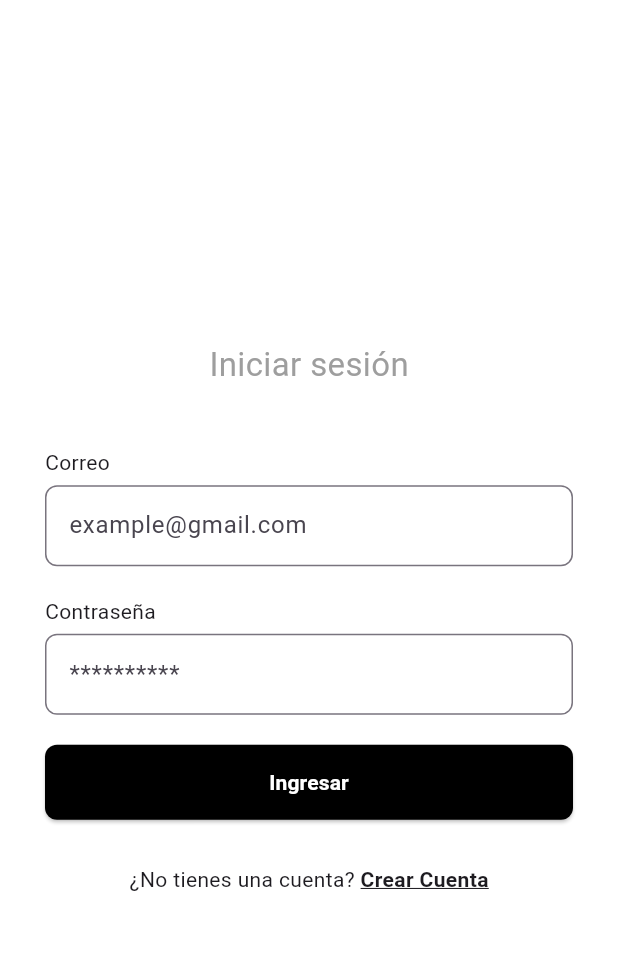
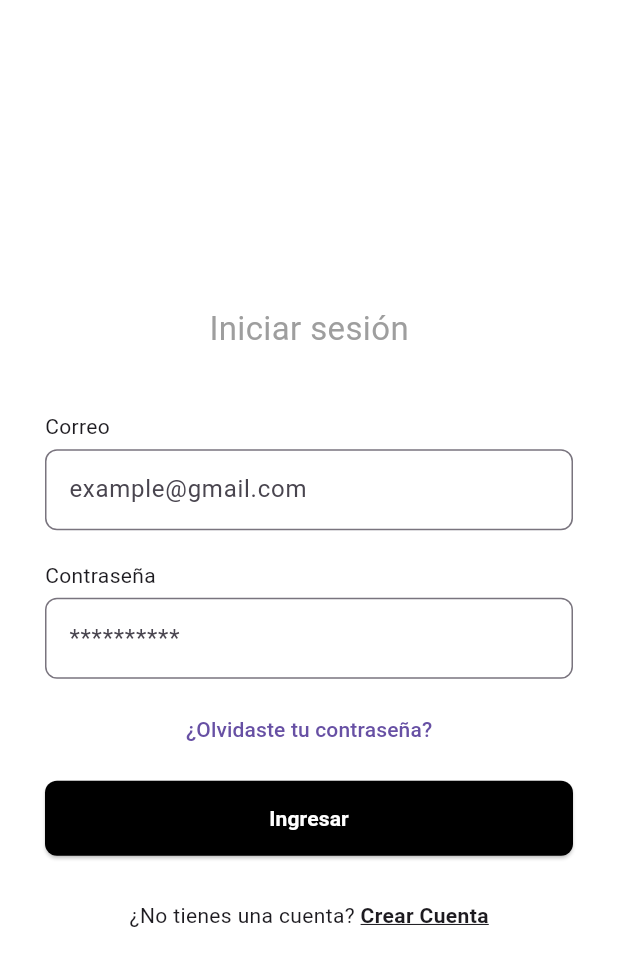
Before and after one commit to TP1202510024/MLTDAH-Frontend, a Flutter app: the screen it shows after launch, on a phone screen of 412 x 824 dp. Shown: the top 966 px of the screen. Run offline on Flutter 3.47's test engine with Material 3 defaults, Android fonts, the phone set to English and light mode, and no system bars; our stand-ins replace image_picker.

Commit message:
feature/HU-03 recuperar contraseña

```diff
--- a/lib/routes/app_routes.dart
+++ b/lib/routes/app_routes.dart
@@ -4,6 +4,8 @@ import '../screens/register/register_step1.dart';
 import '../screens/register/register_step2.dart';
 import '../screens/register/register_step3.dart';
 import '../screens/register/register_success.dart';
+import '../screens/auth/forgot_password_screen.dart';
+
 
 class AppRoutes {
   static const String login = '/';
@@ -11,6 +13,7 @@ class AppRoutes {
   static const String registerStep2 = '/register-step2';
   static const String registerStep3 = '/register-step3';
   static const String registerSuccess = '/register-success';
+  static const String forgotPassword = '/forgot-password';
 
   static Map<String, WidgetBuilder> routes = {
     login: (context) => const LoginScreen(),
@@ -18,5 +21,6 @@ class AppRoutes {
     registerStep2: (context) => const RegisterStep2(),
     registerStep3: (context) => const RegisterStep3(),
     registerSuccess: (context) => const RegisterSuccess(),
+    forgotPassword: (context) => const ForgotPasswordScreen(),
   };
 }
--- a/lib/screens/login_screen.dart
+++ b/lib/screens/login_screen.dart
@@ -62,8 +62,19 @@ class _LoginScreenState extends State<LoginScreen> {
                 controller: _passwordController,
                 obscureText: true,
               ),
-              const SizedBox(height: 20),
+              const SizedBox(height: 10),
 
+              Align(
+                alignment: Alignment.center,
+                child: TextButton(
+                  onPressed: () {
+                    Navigator.pushNamed(context, AppRoutes.forgotPassword);
+                  },
+                  child: const Text("¿Olvidaste tu contraseña?"),
+                ),
+              ),
+
+              const SizedBox(height: 10),
               CustomButton(
                 text: "Ingresar",
                 onPressed: _login,
```
Also changed, not shown: lib/screens/auth/forgot_password_screen.dart (added, +74 -0 lines).
